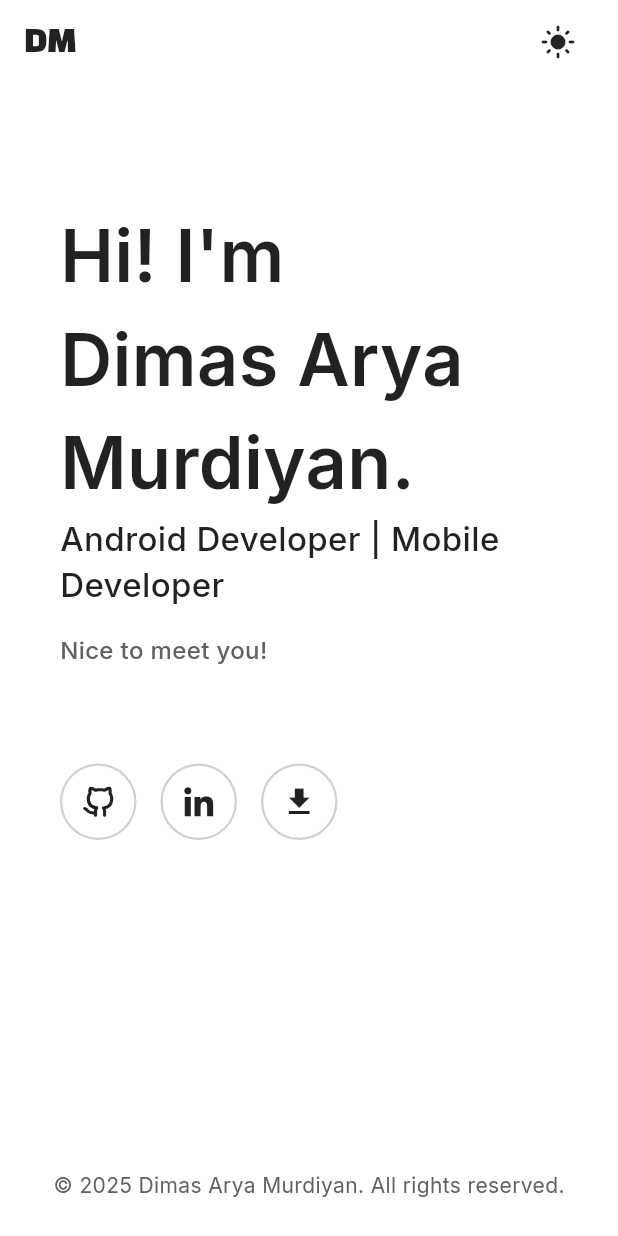
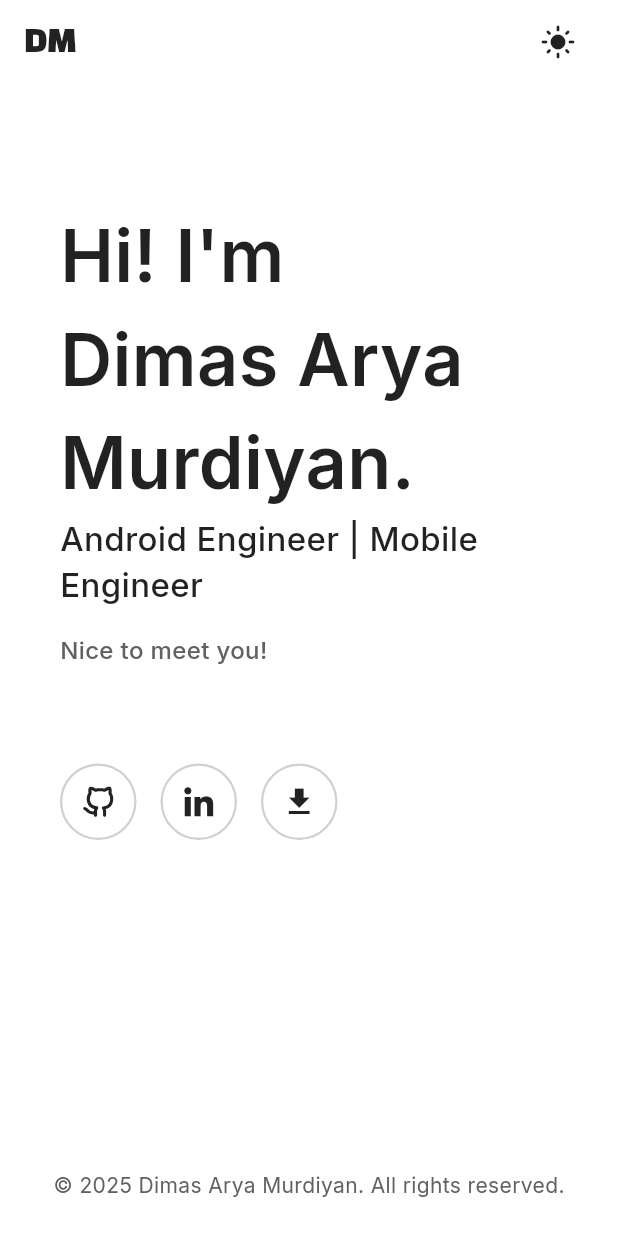
Before and after one commit to dimasaryamurdiyan/portfolio, a Flutter app: the screen it shows after launch, on a phone screen of 412 x 824 dp. Run offline on Flutter 3.47's test engine with Material 3 defaults, Android fonts, the phone set to English and light mode, and no system bars; our stand-ins replace flutter_riverpod, flutter_svg, shared_preferences.

Commit message:
fix: Update title in PortfolioData to reflect correct job title

```diff
--- a/lib/data/portfolio_data.dart
+++ b/lib/data/portfolio_data.dart
@@ -1,7 +1,7 @@
 class PortfolioData {
   static const String name = "Dimas Arya Murdiyan";
   static const String codeName = "DM";
-  static const String title = "Android Developer | Mobile Developer";
+  static const String title = "Android Engineer | Mobile Engineer";
   static const String location = "Jakarta, Indonesia";
   static const String email = "dimasaryamurdiyan123@gmail.com";
   static const String phone = "+6289601389327";
```
